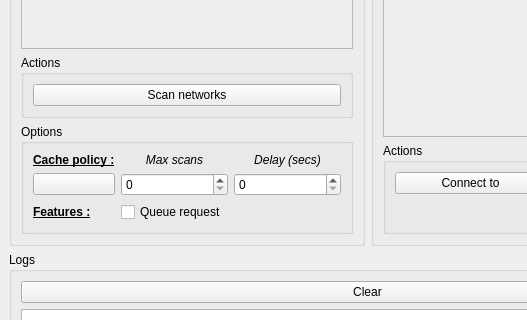
This is src/ui/widgets/mainwindow.ui in legerch/QWlanManagerApp as Qt 5 draws it before an edit; both pictures show x 0 to 527 and y 292 to 612 of the 735 by 743 pixel window. The edited form follows.
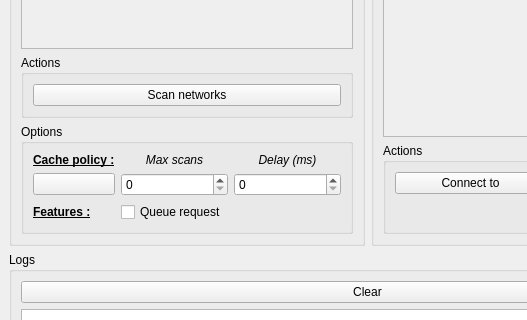
This is the edited form.

Commit message:
[ui:main] Fix wrong delay unit
Delay unit is in milliseconds, not seconds

The edit to the form file:
```diff
--- a/src/ui/widgets/mainwindow.ui
+++ b/src/ui/widgets/mainwindow.ui
@@ -236,7 +236,7 @@
              </font>
             </property>
             <property name="text">
-             <string>Delay (secs)</string>
+             <string>Delay (ms)</string>
             </property>
             <property name="alignment">
              <set>Qt::AlignmentFlag::AlignCenter</set>
```
Left out of the diff: 2 changed lines with no effect on the pictures.
